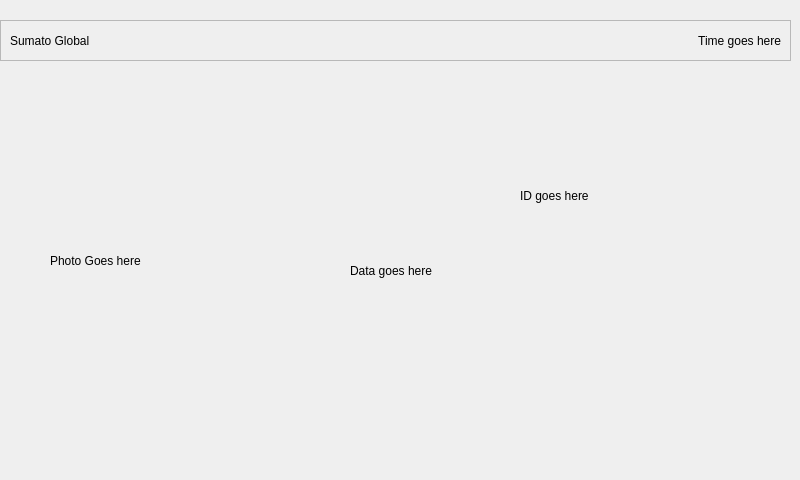
Above: print_progress.ui from WhiteW0lf00/supreme_ulterior_interior before the change. Below: the same form after it.
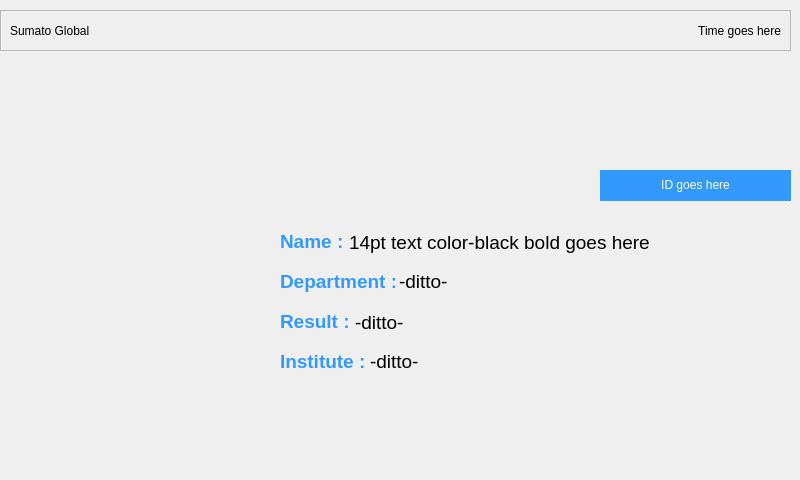
That is the form after the change. Icons and pictures are not drawn.

What changed in the file:
```diff
--- a/print_progress.ui
+++ b/print_progress.ui
@@ -17,7 +17,7 @@
    <property name="geometry">
     <rect>
      <x>0</x>
-     <y>20</y>
+     <y>10</y>
      <width>791</width>
      <height>41</height>
     </rect>
@@ -65,26 +65,32 @@
    <property name="geometry">
     <rect>
      <x>50</x>
-     <y>140</y>
+     <y>160</y>
      <width>211</width>
      <height>241</height>
     </rect>
    </property>
    <property name="text">
-    <string>Photo Goes here</string>
+    <string/>
+   </property>
+   <property name="pixmap">
+    <pixmap>Resources/sweet-girl.jpeg</pixmap>
    </property>
   </widget>
   <widget class="QLabel" name="idLabel">
    <property name="geometry">
     <rect>
-     <x>520</x>
-     <y>180</y>
+     <x>600</x>
+     <y>170</y>
      <width>191</width>
      <height>31</height>
     </rect>
    </property>
+   <property name="styleSheet">
+    <string notr="true">background-color: #3399ff</string>
+   </property>
    <property name="text">
-    <string>ID goes here</string>
+    <string>&lt;html&gt;&lt;head/&gt;&lt;body&gt;&lt;p align=&quot;center&quot;&gt;&lt;span style=&quot; color:#ffffff;&quot;&gt;ID goes here&lt;/span&gt;&lt;/p&gt;&lt;/body&gt;&lt;/html&gt;</string>
    </property>
   </widget>
   <widget class="QWidget" name="printQueueItemFrame" native="true">
@@ -100,14 +106,105 @@
   <widget class="QLabel" name="dataPlaceholder">
    <property name="geometry">
     <rect>
-     <x>350</x>
-     <y>260</y>
-     <width>211</width>
+     <x>280</x>
+     <y>230</y>
+     <width>64</width>
      <height>21</height>
     </rect>
    </property>
    <property name="text">
-    <string>Data goes here</string>
+    <string>&lt;html&gt;&lt;head/&gt;&lt;body&gt;&lt;p&gt;&lt;span style=&quot; font-size:14pt; font-weight:600; color:#3399ff;&quot;&gt;Name :&lt;/span&gt;&lt;/p&gt;&lt;/body&gt;&lt;/html&gt;</string>
+   </property>
+  </widget>
+  <widget class="QLabel" name="deptLabel">
+   <property name="geometry">
+    <rect>
+     <x>280</x>
+     <y>270</y>
+     <width>115</width>
+     <height>24</height>
+    </rect>
+   </property>
+   <property name="text">
+    <string>&lt;html&gt;&lt;head/&gt;&lt;body&gt;&lt;p&gt;&lt;span style=&quot; font-size:14pt; font-weight:600; color:#3399ff;&quot;&gt;Department :&lt;/span&gt;&lt;/p&gt;&lt;/body&gt;&lt;/html&gt;</string>
+   </property>
+  </widget>
+  <widget class="QLabel" name="resultLabel">
+   <property name="geometry">
+    <rect>
+     <x>280</x>
+     <y>310</y>
+     <width>68</width>
+     <height>20</height>
+    </rect>
+   </property>
+   <property name="text">
+    <string>&lt;html&gt;&lt;head/&gt;&lt;body&gt;&lt;p&gt;&lt;span style=&quot; font-size:14pt; font-weight:600; color:#3399ff;&quot;&gt;Result :&lt;/span&gt;&lt;/p&gt;&lt;/body&gt;&lt;/html&gt;</string>
+   </property>
+  </widget>
+  <widget class="QLabel" name="instLabel">
+   <property name="geometry">
+    <rect>
+     <x>280</x>
+     <y>350</y>
+     <width>84</width>
+     <height>22</height>
+    </rect>
+   </property>
+   <property name="text">
+    <string>&lt;html&gt;&lt;head/&gt;&lt;body&gt;&lt;p&gt;&lt;span style=&quot; font-size:14pt; font-weight:600; color:#3399ff;&quot;&gt;Institute :&lt;/span&gt;&lt;/p&gt;&lt;/body&gt;&lt;/html&gt;</string>
+   </property>
+  </widget>
+  <widget class="QLabel" name="nameField">
+   <property name="geometry">
+    <rect>
+     <x>349</x>
+     <y>231</y>
+     <width>440</width>
+     <height>22</height>
+    </rect>
+   </property>
+   <property name="text">
+    <string>&lt;html&gt;&lt;head/&gt;&lt;body&gt;&lt;p&gt;&lt;span style=&quot; font-size:14pt;&quot;&gt;14pt text color-black bold goes here&lt;/span&gt;&lt;/p&gt;&lt;/body&gt;&lt;/html&gt;</string>
+   </property>
+  </widget>
+  <widget class="QLabel" name="deptField">
+   <property name="geometry">
+    <rect>
+     <x>399</x>
+     <y>270</y>
+     <width>393</width>
+     <height>22</height>
+    </rect>
+   </property>
+   <property name="text">
+    <string>&lt;html&gt;&lt;head/&gt;&lt;body&gt;&lt;p&gt;&lt;span style=&quot; font-size:14pt;&quot;&gt;-ditto-&lt;/span&gt;&lt;/p&gt;&lt;/body&gt;&lt;/html&gt;</string>
+   </property>
+  </widget>
+  <widget class="QLabel" name="resultField">
+   <property name="geometry">
+    <rect>
+     <x>355</x>
+     <y>311</y>
+     <width>393</width>
+     <height>22</height>
+    </rect>
+   </property>
+   <property name="text">
+    <string>&lt;html&gt;&lt;head/&gt;&lt;body&gt;&lt;p&gt;&lt;span style=&quot; font-size:14pt;&quot;&gt;-ditto-&lt;/span&gt;&lt;/p&gt;&lt;/body&gt;&lt;/html&gt;</string>
+   </property>
+  </widget>
+  <widget class="QLabel" name="instField">
+   <property name="geometry">
+    <rect>
+     <x>370</x>
+     <y>350</y>
+     <width>393</width>
+     <height>22</height>
+    </rect>
+   </property>
+   <property name="text">
+    <string>&lt;html&gt;&lt;head/&gt;&lt;body&gt;&lt;p&gt;&lt;span style=&quot; font-size:14pt;&quot;&gt;-ditto-&lt;/span&gt;&lt;/p&gt;&lt;/body&gt;&lt;/html&gt;</string>
    </property>
   </widget>
  </widget>
```
Left out of the diff: 2 changed lines with no effect on the pictures.
